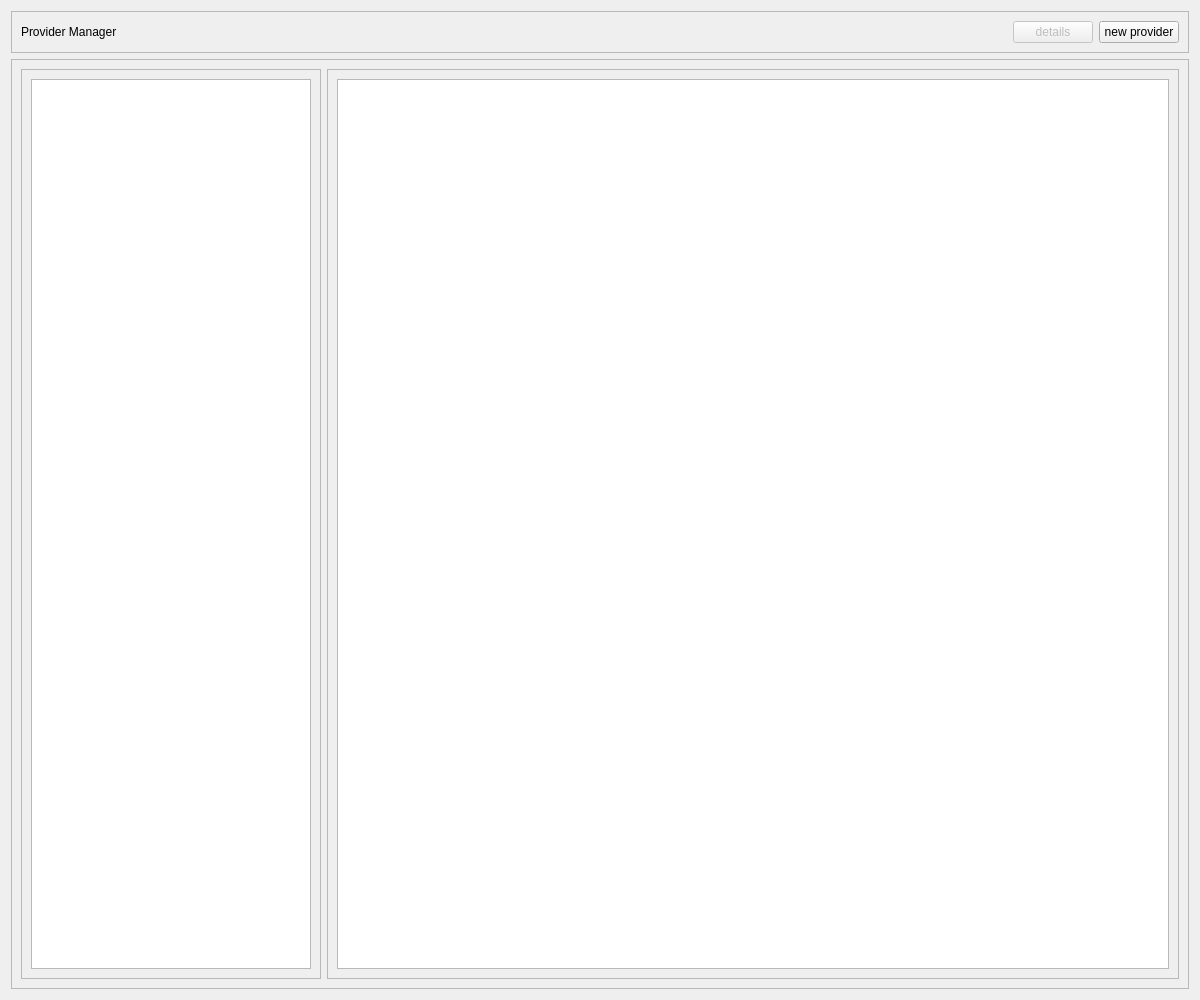
Above: penyamanager/admin/providermanagerview.ui from eguzki/penyamanager before the change. Below: the same form after it.
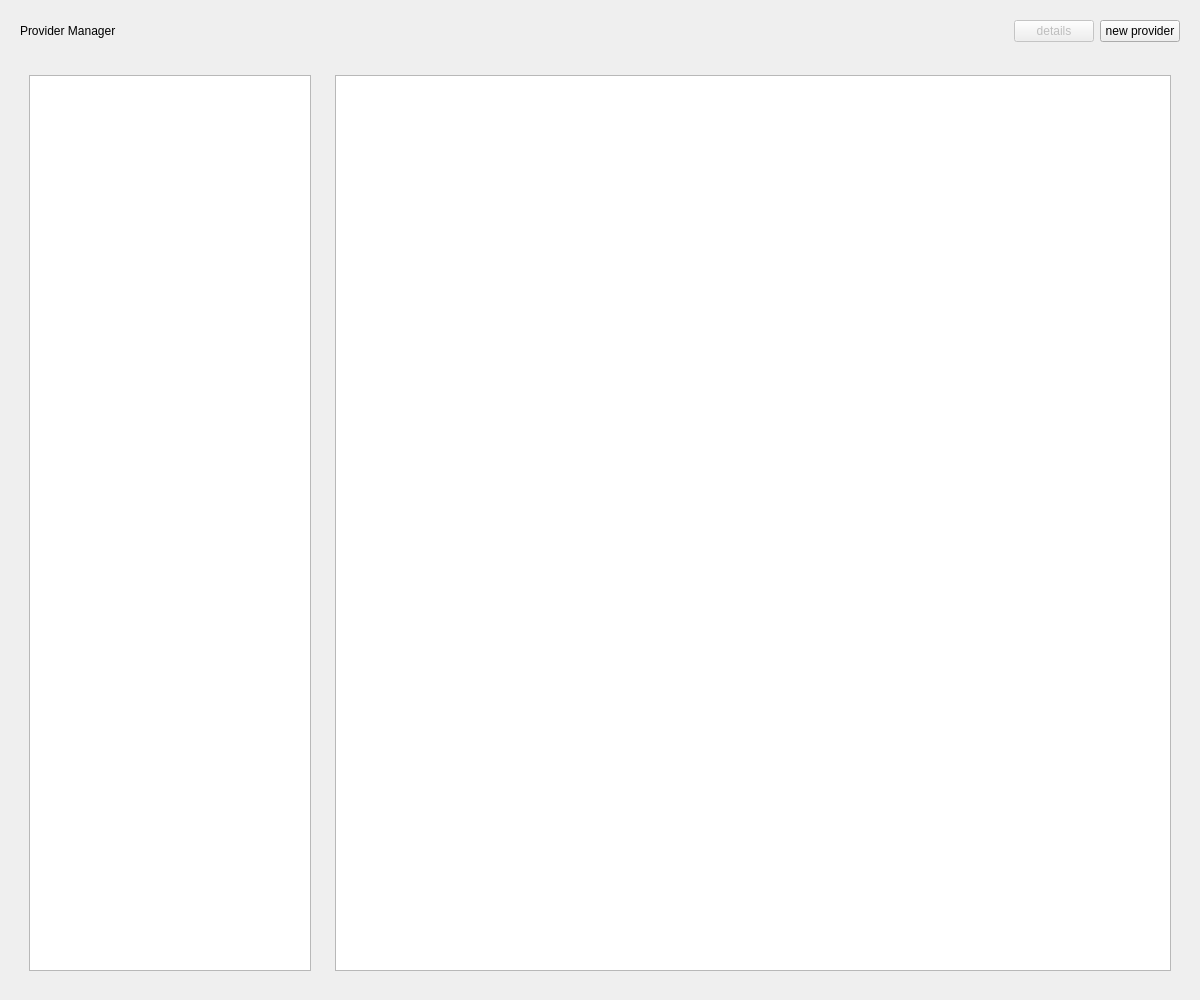
That is the form after the change.

The edit to the form file:
```diff
--- a/penyamanager/admin/providermanagerview.ui
+++ b/penyamanager/admin/providermanagerview.ui
@@ -56,19 +56,13 @@
   </property>
   <layout class="QVBoxLayout" name="verticalLayout">
    <item>
-    <widget class="QFrame" name="topFrame">
+    <widget class="QWidget" name="topWidget" native="true">
      <property name="sizePolicy">
       <sizepolicy hsizetype="Preferred" vsizetype="Fixed">
        <horstretch>0</horstretch>
        <verstretch>0</verstretch>
       </sizepolicy>
      </property>
-     <property name="frameShape">
-      <enum>QFrame::StyledPanel</enum>
-     </property>
-     <property name="frameShadow">
-      <enum>QFrame::Raised</enum>
-     </property>
      <layout class="QHBoxLayout" name="horizontalLayout">
       <item>
        <widget class="QLabel" name="titleLabel">
@@ -111,16 +105,10 @@
     </widget>
    </item>
    <item>
-    <widget class="QFrame" name="bottonFrame">
-     <property name="frameShape">
-      <enum>QFrame::StyledPanel</enum>
-     </property>
-     <property name="frameShadow">
-      <enum>QFrame::Raised</enum>
-     </property>
+    <widget class="QWidget" name="bottonWidget" native="true">
      <layout class="QHBoxLayout" name="horizontalLayout_2">
       <item>
-       <widget class="QFrame" name="providersFrame">
+       <widget class="QWidget" name="providersWidget" native="true">
         <property name="minimumSize">
          <size>
           <width>300</width>
@@ -133,12 +121,6 @@
           <height>16777215</height>
          </size>
         </property>
-        <property name="frameShape">
-         <enum>QFrame::StyledPanel</enum>
-        </property>
-        <property name="frameShadow">
-         <enum>QFrame::Raised</enum>
-        </property>
         <layout class="QHBoxLayout" name="horizontalLayout_3">
          <item>
           <widget class="QListWidget" name="providersListWidget"/>
@@ -147,13 +129,7 @@
        </widget>
       </item>
       <item>
-       <widget class="QFrame" name="productsFrame">
-        <property name="frameShape">
-         <enum>QFrame::StyledPanel</enum>
-        </property>
-        <property name="frameShadow">
-         <enum>QFrame::Raised</enum>
-        </property>
+       <widget class="QWidget" name="productsWidget" native="true">
         <layout class="QHBoxLayout" name="horizontalLayout_4">
          <item>
           <widget class="QListWidget" name="productsListWidget">
```
